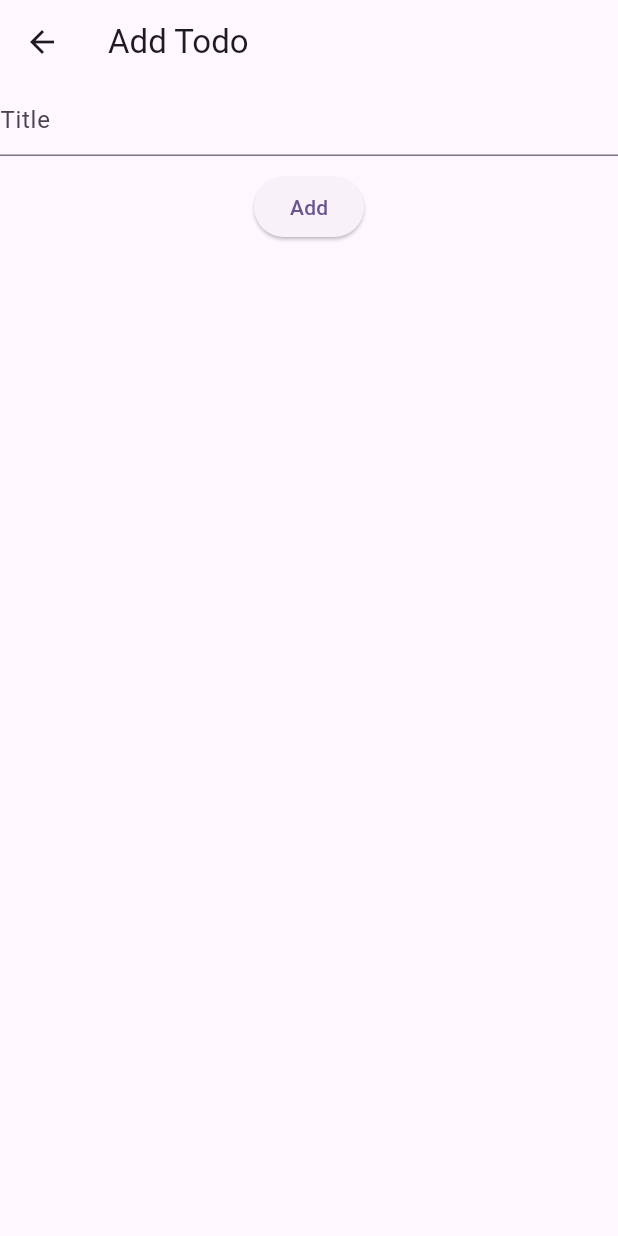
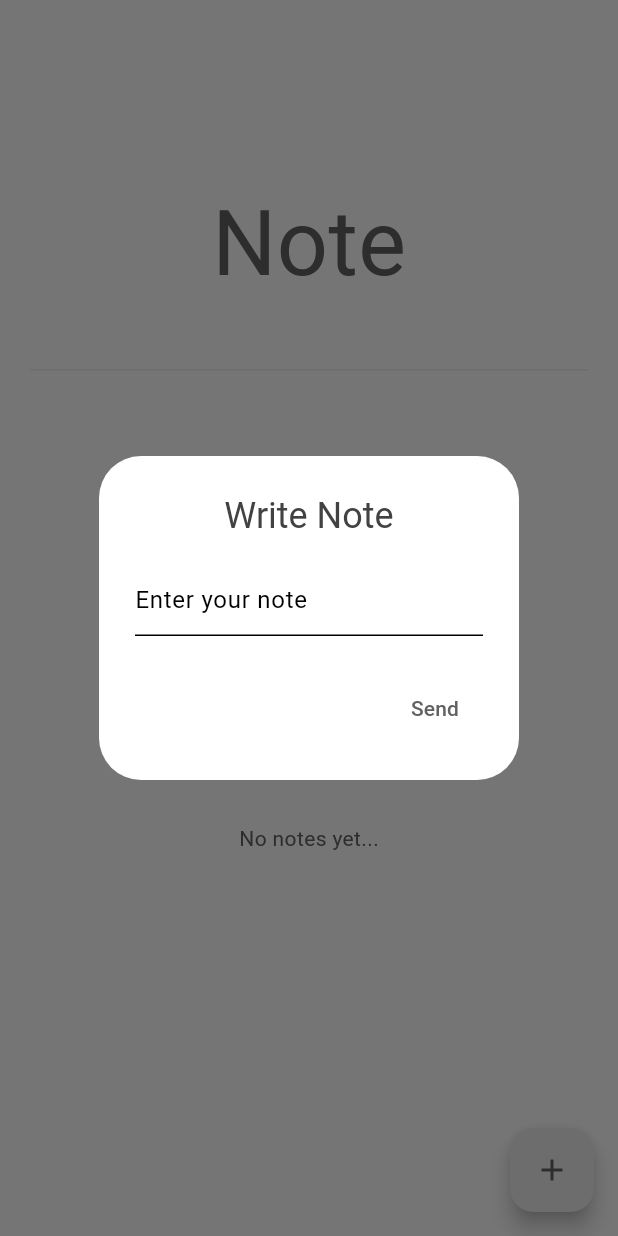
Before and after one commit to Schumipres/note_app, a Flutter app: the screen it shows after launch, after a tap on the "add" icon, on a phone screen of 412 x 824 dp. Run offline on Flutter 3.47's test engine with Material 3 defaults, Android fonts, the phone set to English and light mode, and no system bars; our stand-ins replace bloc, flutter_bloc.

Commit message:
feat: Use Bloc to make basic todo app implementation

```diff
--- a/lib/add_todo_page.dart
+++ /dev/null
@@ -1,41 +0,0 @@
-import 'package:flutter/material.dart';
-import 'package:flutter_bloc/flutter_bloc.dart';
-import 'package:todo_app/cubit/todo_cubit.dart';
-
-class AddTodoPage extends StatefulWidget {
-  const AddTodoPage({super.key});
-
-  @override
-  State<AddTodoPage> createState() => _AddTodoPageState();
-}
-
-class _AddTodoPageState extends State<AddTodoPage> {
-  final todoTitleController = TextEditingController();
-
-  @override
-  Widget build(BuildContext context) {
-    return Scaffold(
-      appBar: AppBar(
-        title: const Text('Add Todo'),
-      ),
-      body: SingleChildScrollView(
-        child: Column(
-          children: [
-            TextField(
-              controller: todoTitleController,
-              decoration: const InputDecoration(hintText: 'Title'),
-            ),
-            const SizedBox(height: 10),
-            ElevatedButton(
-              onPressed: () {
-                BlocProvider.of<TodoCubit>(context).addTodo(todoTitleController.text.trim());
-                Navigator.pop(context);
-              },
-              child: const Text('Add'),
-            ),
-          ],
-        ),
-      ),
-    );
-  }
-}
--- /dev/null
+++ b/lib/bloc/todo_list_event.dart
@@ -0,0 +1,30 @@
+part of 'todo_list_bloc.dart';
+
+@immutable
+sealed class TodoListEvent {}
+
+class CreatedNote extends TodoListEvent {
+  final String title;
+
+  CreatedNote({
+    required this.title,
+  });
+}
+
+class DeletedNote extends TodoListEvent {
+  final int index;
+
+  DeletedNote({
+    required this.index,
+  });
+}
+
+class UpdatedNote extends TodoListEvent {
+  final int index;
+  final bool isDone;
+
+  UpdatedNote({
+    required this.index,
+    required this.isDone,
+  });
+}
--- /dev/null
+++ b/lib/bloc/todo_list_state.dart
@@ -0,0 +1,26 @@
+part of 'todo_list_bloc.dart';
+
+@immutable
+sealed class TodoListState {}
+
+final class TodoListInitial extends TodoListState {}
+
+final class TodoListLoading extends TodoListState {}
+
+final class TodoListError extends TodoListState {
+  final String message;
+
+
+  TodoListError({
+    required this.message,
+  });
+
+}
+
+final class TodoListLoaded extends TodoListState {
+  final List<TodoListModel> todos;
+
+  TodoListLoaded({
+    required this.todos,
+  });
+}
--- a/lib/cubit/todo_cubit.dart
+++ /dev/null
@@ -1,33 +0,0 @@
-
-import 'package:flutter_bloc/flutter_bloc.dart';
-import 'package:todo_app/models/todo_model.dart';
-
-class TodoCubit extends Cubit<List<Todo>> {
-  TodoCubit() : super([]);
-
-  void addTodo(String name) {
-    if (name.isEmpty) {
-      addError('Name is empty');
-      return;
-    }
-    final todo = Todo(
-      name: name,
-      createdTime: DateTime.now(),
-    );
-    emit([...state, todo]);
-  }
-
-  // onChange method is called whenever the state of the cubit changes
-  @override
-  void onChange(Change<List<Todo>> change) {
-    super.onChange(change);
-    print('TodoCubit - $change');
-  }
-
-  // onError method is called whenever an error is thrown within the cubit
-  @override
-  void onError(Object error, StackTrace stackTrace) {
-    super.onError(error, stackTrace);
-    print('TodoCubit - $error');
-  }
-}
--- a/lib/main.dart
+++ b/lib/main.dart
@@ -1,8 +1,9 @@
 import 'package:flutter/material.dart';
 import 'package:flutter_bloc/flutter_bloc.dart';
-import 'package:todo_app/add_todo_page.dart';
-import 'package:todo_app/cubit/todo_cubit.dart';
-import 'package:todo_app/todo_list.dart';
+import 'package:todo_app/bloc/todo_list_bloc.dart';
+import 'package:todo_app/presentation/screen/todo_list_screen.dart';
+import 'package:todo_app/theme/dark_mode.dart';
+import 'package:todo_app/theme/light_mode.dart';
 
 void main() {
   runApp(const MyApp());
@@ -14,18 +15,16 @@ class MyApp extends StatelessWidget {
   @override
   Widget build(BuildContext context) {
     return BlocProvider(
-      create: (context) => TodoCubit(),
+      create: (context) => TodoListBloc(),
+
       child: MaterialApp(
+        debugShowCheckedModeBanner: false,
         title: 'Flutter Demo',
-        theme: ThemeData(
-          colorScheme: ColorScheme.fromSeed(seedColor: Colors.deepPurple),
-          useMaterial3: true,
-        ),
+        theme: lightMode,
+        darkTheme: darkMode,
+        home: TodoListScreen(),
         initialRoute: '/',
-        routes: {
-          '/': (_) => const TodoList(),
-          '/add-todo': (_) => const AddTodoPage(),
-        },
+        routes: {},
       ),
     );
   }
--- /dev/null
+++ b/lib/models/todo_list_model.dart
@@ -0,0 +1,54 @@
+// ignore_for_file: public_member_api_docs, sort_constructors_first
+import 'dart:convert';
+
+class TodoListModel {
+  String title;
+  bool isDone;
+  TodoListModel({
+    required this.title,
+    required this.isDone,
+  });
+
+  TodoListModel copyWith({
+    String? title,
+    bool? isDone,
+  }) {
+    return TodoListModel(
+      title: title ?? this.title,
+      isDone: isDone ?? this.isDone,
+    );
+  }
+
+  Map<String, dynamic> toMap() {
+    return <String, dynamic>{
+      'title': title,
+      'isDone': isDone,
+    };
+  }
+
+  factory TodoListModel.fromMap(Map<String, dynamic> map) {
+    return TodoListModel(
+      title: map['title'] as String,
+      isDone: map['isDone'] as bool,
+    );
+  }
+
+  String toJson() => json.encode(toMap());
+
+  factory TodoListModel.fromJson(String source) => TodoListModel.fromMap(json.decode(source) as Map<String, dynamic>);
+
+  @override
+  String toString() => 'TodoListModel(title: $title, isDone: $isDone)';
+
+  @override
+  bool operator ==(covariant TodoListModel other) {
+    if (identical(this, other)) return true;
+
+    return
+      other.title == title &&
+      other.isDone == isDone;
+  }
+
+  @override
+  int get hashCode => title.hashCode ^ isDone.hashCode;
+}
--- a/lib/models/todo_model.dart
+++ /dev/null
@@ -1,12 +0,0 @@
-class Todo {
-  final String name;
-  final DateTime createdTime;
-
-  Todo({required this.name, required this.createdTime});
-
-  @override
-  String toString() {
-    return 'Todo{name: $name, createdTime: $createdTime}';
-  }
-
-}
--- /dev/null
+++ b/lib/presentation/screen/todo_list_screen.dart
@@ -0,0 +1,162 @@
+import 'package:flutter/material.dart';
+import 'package:flutter_bloc/flutter_bloc.dart';
+import 'package:todo_app/bloc/todo_list_bloc.dart';
+
+class TodoListScreen extends StatefulWidget {
+  const TodoListScreen({super.key});
+
+  @override
+  State<TodoListScreen> createState() => _TodoListScreenState();
+}
+
+class _TodoListScreenState extends State<TodoListScreen> {
+  @override
+  Widget build(BuildContext context) {
+    return Scaffold(
+      body: SingleChildScrollView(
+        child: Column(
+          mainAxisAlignment: MainAxisAlignment.start,
+          children: [
+            Padding(
+              padding: const EdgeInsets.only(top: 120, bottom: 20),
+              child: Center(
+                child: Text(
+                  'Note',
+                  style: TextStyle(
+                    fontSize: 60,
+                    fontWeight: FontWeight.normal,
+                    color: Theme.of(context).colorScheme.inversePrimary,
+                  ),
+                ),
+              ),
+            ),
+            const SizedBox(height: 20),
+            Padding(
+              padding: const EdgeInsets.only(right: 20, left: 20),
+              child: Container(
+                height: 1,
+                color: Theme.of(context).colorScheme.primary,
+              ),
+            ),
+            SizedBox(
+              height: MediaQuery.of(context).size.height - 200,
+              child: BlocConsumer<TodoListBloc, TodoListState>(
+                listener: (context, state) {
+                  if (state is TodoListError) {
+                    ScaffoldMessenger.of(context).showSnackBar(SnackBar(
+                      content: Text(state.message),
+                    ));
+                  }
+                },
+                builder: (context, state) {
+                  if (state is TodoListInitial) {
+                    return Center(
+                      child: Text(
+                        'No notes yet...',
+                        style: TextStyle(
+                          color: Theme.of(context).colorScheme.inversePrimary,
+                        ),
+                      ),
+                    );
+                  } else if (state is TodoListLoading) {
+                    return const Center(
+                      child: CircularProgressIndicator(),
+                    );
+                  } else if (state is TodoListLoaded) {
+                    return ListView.builder(
+                      itemCount: state.todos.length,
+                      itemBuilder: (context, index) {
+                        return ListTile(
+                          title: Text(
+                            state.todos[index].title,
+                            style: TextStyle(
+                              color:
+                                  Theme.of(context).colorScheme.inversePrimary,
+                            ),
+                          ),
+                          trailing: Row(
+                            mainAxisSize: MainAxisSize.min,
+                            children: [
+                              Checkbox(
+                                value: state.todos[index].isDone,
+                                onChanged: (value) {
+                                  context.read<TodoListBloc>().add(
+                                        UpdatedNote(
+                                          index: index,
+                                          isDone: !state.todos[index].isDone,
+                                        ),
+                                      );
+                                },
+                              ),
+                              IconButton(
+                                icon: Icon(
+                                  Icons.delete,
+                                  color: Theme.of(context).colorScheme.primary,
+                                ),
+                                onPressed: () {
+                                  context.read<TodoListBloc>().add(
+                                        DeletedNote(
+                                          index: index,
+                                        ),
+                                      );
+                                },
+                              ),
+                            ],
+                          ),
+                        );
+                      },
+                    );
+                  }
+                  return Container();
+                },
+              ),
+            ),
+          ],
+        ),
+      ),
+      floatingActionButton: FloatingActionButton(
+        backgroundColor: Theme.of(context).colorScheme.primary,
+        child: Icon(
+          Icons.add,
+          color: Theme.of(context).colorScheme.inversePrimary,
+        ),
+        onPressed: () {
+          showDialog(
+            context: context,
+            builder: (BuildContext context) {
+              String note = ''; // Add a variable to store the note text
+              return AlertDialog(
+                title: Center(child: Text('Write Note')),
+                content: TextField(
+                  onChanged: (value) {
+                    note =
+                        value; // Update the note variable when the text changes
+                  },
+                  decoration: InputDecoration(
+                    hintText: 'Enter your note',
+                  ),
+                ),
+                actions: [
+                  TextButton(
+                    onPressed: () {
+                      // Handle send button action here
+                      print(
+                          'Note: $note'); // Print the note for testing purposes
+                      context.read<TodoListBloc>().add(
+                          CreatedNote(title: note)); // Add the note to the list
+                      Navigator.of(context).pop(); // Close the dialog
+                    },
+                    child: Text('Send',
+                        style: TextStyle(
+                            color:
+                                Theme.of(context).colorScheme.inversePrimary)),
+                  ),
+                ],
+              );
+            },
+          );
+        },
+      ),
+    );
+  }
+}
--- /dev/null
+++ b/lib/theme/dark_mode.dart
@@ -0,0 +1,15 @@
+import 'package:flutter/material.dart';
+
+ThemeData darkMode = ThemeData(
+  brightness: Brightness.dark,
+  colorScheme: ColorScheme.dark(
+    background: Colors.grey.shade900,
+    primary: Color.fromARGB(255, 52, 52, 52),
+    secondary: Colors.grey.shade700,
+    inversePrimary: Colors.grey.shade300,
+  ),
+  textTheme: ThemeData.dark().textTheme.apply(
+    bodyColor: Colors.grey[300],
+    displayColor: Colors.white,
+  )
+);
--- /dev/null
+++ b/lib/theme/light_mode.dart
@@ -0,0 +1,15 @@
+import 'package:flutter/material.dart';
+
+ThemeData lightMode = ThemeData(
+  brightness: Brightness.light,
+  colorScheme: ColorScheme.light(
+    background: Colors.grey.shade300,
+    primary: Colors.grey.shade200,
+    secondary: Colors.grey.shade400,
+    inversePrimary: Colors.grey.shade700,
+  ),
+  textTheme: ThemeData.light().textTheme.apply(
+    bodyColor: Colors.grey[800],
+    displayColor: Colors.black,
+  )
+);
--- a/lib/todo_list.dart
+++ /dev/null
@@ -1,38 +0,0 @@
-import 'package:flutter/material.dart';
-import 'package:flutter_bloc/flutter_bloc.dart';
-import 'package:todo_app/cubit/todo_cubit.dart';
-import 'package:todo_app/models/todo_model.dart';
-
-class TodoList extends StatelessWidget {
-  const TodoList({super.key});
-
-  @override
-  Widget build(BuildContext context) {
-    return Scaffold(
-      appBar: AppBar(
-        title: const Text('Todo List'),
-      ),
-      body: BlocBuilder<TodoCubit, List<Todo>>(
-        builder: (context, state) {
-          return ListView.builder(
-            itemCount: state.length,
-            itemBuilder: (context, index) {
-              final todo = state[index];
-              return ListTile(
-                title: Text(todo.name),
-                subtitle: Text(todo.createdTime.toString()),
-              );
-            },
-          );
-        },
-      ),
-      floatingActionButton: FloatingActionButton(
-        onPressed: () {
-          Navigator.pushNamed(context, '/add-todo');
-        },
-        tooltip: 'Add Todo',
-        child: const Icon(Icons.add),
-      ),
-    );
-  }
-}
```
Also changed, not shown: lib/bloc/todo_list_bloc.dart (added, +59 -0 lines), lib/presentation/widget/todo_list_add_widget.dart (added, +52 -0 lines).
